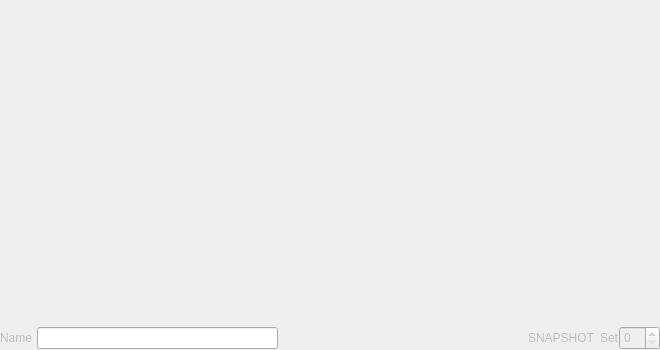
Above: seq_qt5/forms/qslivegrid.ui from ahlstromcj/seq66 before the change. Below: the same form after it.
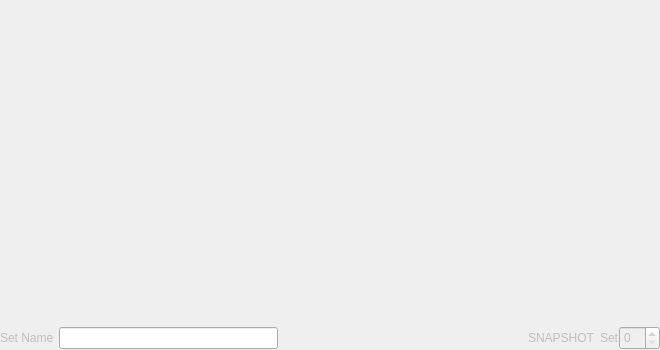
That is the form after the change.

Diff of the .ui file:
```diff
--- a/seq_qt5/forms/qslivegrid.ui
+++ b/seq_qt5/forms/qslivegrid.ui
@@ -97,7 +97,7 @@
         </size>
        </property>
        <property name="text">
-        <string>Name</string>
+        <string>Set Name</string>
        </property>
       </widget>
      </item>
```
